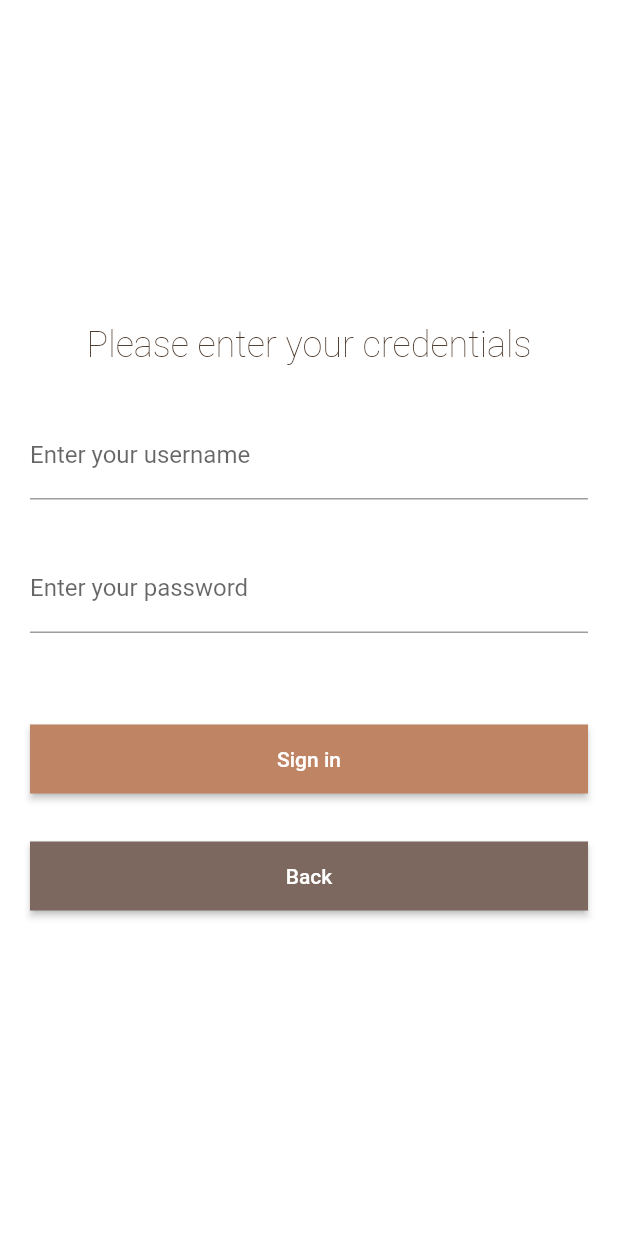
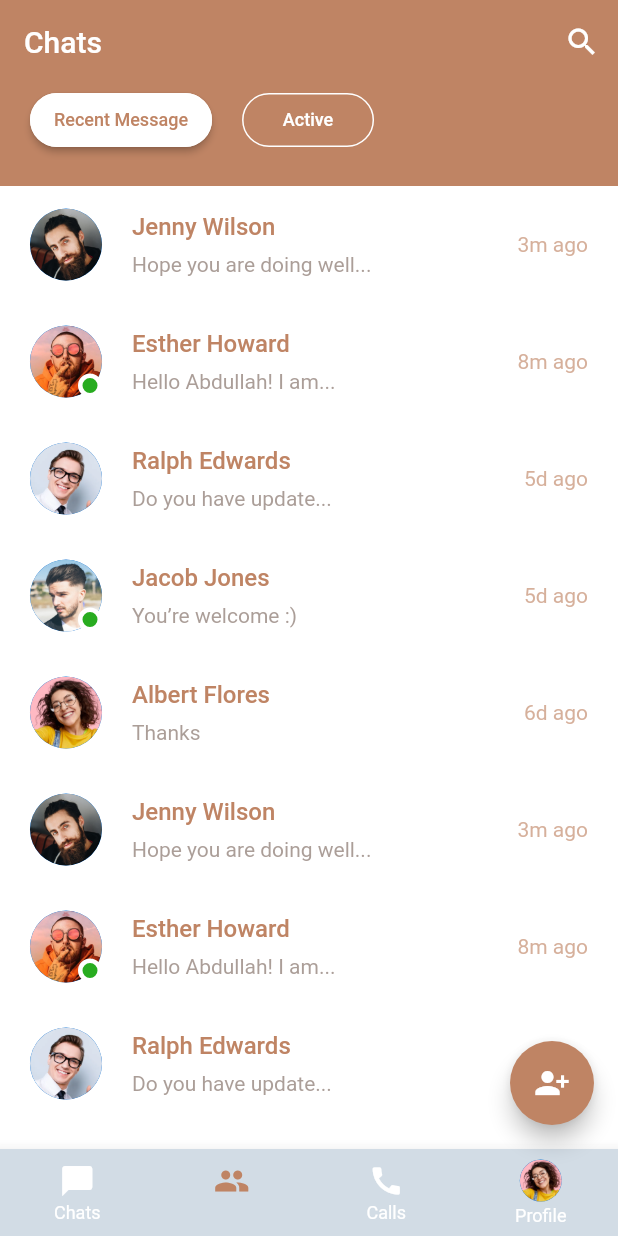
Before and after one commit to zahradjan/chat-application, a Flutter app: the SignInScreen screen opened directly, after a tap on "Sign in", on a phone screen of 412 x 824 dp. Run offline on Flutter 3.47's test engine with Material 2 defaults, Android fonts, the phone set to English and light mode, and no system bars; our stand-ins replace google_fonts; Roboto replaces fonts that are missing (Atkinson Hyperlegible).

Commit message:
chats screen done

```diff
--- /dev/null
+++ b/lib/components/chat_card.dart
@@ -0,0 +1,87 @@
+import 'package:Decentio/models/chat.dart';
+import 'package:flutter/material.dart';
+
+import '../../../constants.dart';
+
+class ChatCard extends StatelessWidget {
+  const ChatCard({
+    Key? key,
+    required this.chat,
+    required this.press,
+  }) : super(key: key);
+
+  final Chat chat;
+  final VoidCallback press;
+
+  @override
+  Widget build(BuildContext context) {
+    return InkWell(
+      onTap: press,
+      child: Padding(
+        padding: const EdgeInsets.symmetric(
+            horizontal: DefaultPadding, vertical: DefaultPadding * 0.75),
+        child: Row(
+          children: [
+            Stack(
+              children: [
+                CircleAvatar(
+                  radius: 24,
+                  backgroundImage: AssetImage(chat.image),
+                ),
+                if (chat.isActive)
+                  Positioned(
+                    right: 0,
+                    bottom: 0,
+                    child: Container(
+                      height: 16,
+                      width: 16,
+                      decoration: BoxDecoration(
+                        color: ActiveColor,
+                        shape: BoxShape.circle,
+                        border: Border.all(
+                            color: Theme.of(context).scaffoldBackgroundColor,
+                            width: 3),
+                      ),
+                    ),
+                  )
+              ],
+            ),
+            Expanded(
+              child: Padding(
+                padding: const EdgeInsets.symmetric(horizontal: DefaultPadding),
+                child: Column(
+                  crossAxisAlignment: CrossAxisAlignment.start,
+                  children: [
+                    Text(
+                      chat.name,
+                      style: TextStyle(
+                          fontSize: 16,
+                          fontWeight: FontWeight.w500,
+                          color: Theme.of(context).colorScheme.primary),
+                    ),
+                    SizedBox(height: 8),
+                    Opacity(
+                      opacity: 0.64,
+                      child: Text(chat.lastMessage,
+                          maxLines: 1,
+                          overflow: TextOverflow.ellipsis,
+                          style: TextStyle(
+                              color: Theme.of(context).colorScheme.secondary)),
+                    ),
+                  ],
+                ),
+              ),
+            ),
+            Opacity(
+              opacity: 0.64,
+              child: Text(
+                chat.time,
+                style: TextStyle(color: Theme.of(context).colorScheme.primary),
+              ),
+            ),
+          ],
+        ),
+      ),
+    );
+  }
+}
--- /dev/null
+++ b/lib/components/chats_screen_body.dart
@@ -0,0 +1,53 @@
+import 'package:Decentio/components/chat_card.dart';
+import 'package:Decentio/components/filled_outline_button.dart';
+import 'package:Decentio/constants.dart';
+import 'package:Decentio/messages/message_screen.dart';
+import 'package:Decentio/models/chat.dart';
+import 'package:flutter/material.dart';
+
+class ChatsScreenBody extends StatefulWidget {
+  const ChatsScreenBody({Key? key}) : super(key: key);
+
+  @override
+  State<ChatsScreenBody> createState() => _ChatsScreenBodyState();
+}
+
+class _ChatsScreenBodyState extends State<ChatsScreenBody> {
+  @override
+  Widget build(BuildContext context) {
+    return Column(
+      children: [
+        Container(
+          padding: EdgeInsets.fromLTRB(
+              DefaultPadding, 0, DefaultPadding, DefaultPadding),
+          color: PrimaryColor,
+          child: Row(
+            children: [
+              FillOutlineButton(press: () {}, text: "Recent Message"),
+              SizedBox(width: DefaultPadding),
+              FillOutlineButton(
+                press: () {},
+                text: "Active",
+                isFilled: false,
+              ),
+            ],
+          ),
+        ),
+        Expanded(
+          child: ListView.builder(
+            itemCount: chatsData.length,
+            itemBuilder: (context, index) => ChatCard(
+              chat: chatsData[index],
+              press: () => Navigator.push(
+                context,
+                MaterialPageRoute(
+                  builder: (context) => MessagesScreen(),
+                ),
+              ),
+            ),
+          ),
+        ),
+      ],
+    );
+  }
+}
--- /dev/null
+++ b/lib/components/filled_outline_button.dart
@@ -0,0 +1,36 @@
+import 'package:flutter/material.dart';
+
+import '../constants.dart';
+
+class FillOutlineButton extends StatelessWidget {
+  const FillOutlineButton({
+    Key? key,
+    this.isFilled = true,
+    required this.press,
+    required this.text,
+  }) : super(key: key);
+
+  final bool isFilled;
+  final VoidCallback press;
+  final String text;
+
+  @override
+  Widget build(BuildContext context) {
+    return MaterialButton(
+      shape: RoundedRectangleBorder(
+        borderRadius: BorderRadius.circular(30),
+        side: BorderSide(color: Colors.white),
+      ),
+      elevation: isFilled ? 2 : 0,
+      color: isFilled ? Colors.white : Colors.transparent,
+      onPressed: press,
+      child: Text(
+        text,
+        style: TextStyle(
+          color: isFilled ? PrimaryColor : Colors.white,
+          fontSize: 12,
+        ),
+      ),
+    );
+  }
+}
--- a/lib/constants.dart
+++ b/lib/constants.dart
@@ -5,6 +5,7 @@ const SecondaryColor = Color(0xFF7c685f);
 const ContentColorDarkTheme = Color(0xFF483b32);
 const ContentColorLightTheme = Color(0xFFd2dce5);
 const TextLightThemePrimaryColor = Color(0xFF483527);
+const ActiveColor = Color(0xFF28AC20);
 const WarningColor = Color(0xFFF3BB1C);
 const ErrorColor = Color(0xFFF03738);
 
--- /dev/null
+++ b/lib/messages/message_screen.dart
@@ -0,0 +1,52 @@
+import 'package:Decentio/components/chats_screen_body.dart';
+import 'package:Decentio/constants.dart';
+import 'package:flutter/material.dart';
+
+class MessagesScreen extends StatelessWidget {
+  @override
+  Widget build(BuildContext context) {
+    return Scaffold(
+      appBar: buildAppBar(),
+      body: ChatsScreenBody(),
+    );
+  }
+
+  AppBar buildAppBar() {
+    return AppBar(
+      automaticallyImplyLeading: false,
+      title: Row(
+        children: [
+          BackButton(),
+          CircleAvatar(
+            backgroundImage: AssetImage("assets/images/user_2.png"),
+          ),
+          SizedBox(width: DefaultPadding * 0.75),
+          Column(
+            crossAxisAlignment: CrossAxisAlignment.start,
+            children: [
+              Text(
+                "Kristin Watson",
+                style: TextStyle(fontSize: 16),
+              ),
+              Text(
+                "Active 3m ago",
+                style: TextStyle(fontSize: 12),
+              )
+            ],
+          )
+        ],
+      ),
+      actions: [
+        IconButton(
+          icon: Icon(Icons.local_phone),
+          onPressed: () {},
+        ),
+        IconButton(
+          icon: Icon(Icons.videocam),
+          onPressed: () {},
+        ),
+        SizedBox(width: DefaultPadding / 2),
+      ],
+    );
+  }
+}
--- /dev/null
+++ b/lib/models/chat.dart
@@ -0,0 +1,71 @@
+class Chat {
+  final String name, lastMessage, image, time;
+  final bool isActive;
+
+  Chat({
+    this.name = '',
+    this.lastMessage = '',
+    this.image = '',
+    this.time = '',
+    this.isActive = false,
+  });
+}
+
+List chatsData = [
+  Chat(
+    name: "Jenny Wilson",
+    lastMessage: "Hope you are doing well...",
+    image: "assets/images/user.png",
+    time: "3m ago",
+    isActive: false,
+  ),
+  Chat(
+    name: "Esther Howard",
+    lastMessage: "Hello Abdullah! I am...",
+    image: "assets/images/user_2.png",
+    time: "8m ago",
+    isActive: true,
+  ),
+  Chat(
+    name: "Ralph Edwards",
+    lastMessage: "Do you have update...",
+    image: "assets/images/user_3.png",
+    time: "5d ago",
+    isActive: false,
+  ),
+  Chat(
+    name: "Jacob Jones",
+    lastMessage: "You’re welcome :)",
+    image: "assets/images/user_4.png",
+    time: "5d ago",
+    isActive: true,
+  ),
+  Chat(
+    name: "Albert Flores",
+    lastMessage: "Thanks",
+    image: "assets/images/user_5.png",
+    time: "6d ago",
+    isActive: false,
+  ),
+  Chat(
+    name: "Jenny Wilson",
+    lastMessage: "Hope you are doing well...",
+    image: "assets/images/user.png",
+    time: "3m ago",
+    isActive: false,
+  ),
+  Chat(
+    name: "Esther Howard",
+    lastMessage: "Hello Abdullah! I am...",
+    image: "assets/images/user_2.png",
+    time: "8m ago",
+    isActive: true,
+  ),
+  Chat(
+    name: "Ralph Edwards",
+    lastMessage: "Do you have update...",
+    image: "assets/images/user_3.png",
+    time: "5d ago",
+    isActive: false,
+  ),
+];
--- a/lib/screens/chats_screen.dart
+++ b/lib/screens/chats_screen.dart
@@ -1,3 +1,5 @@
+import 'package:Decentio/components/chats_screen_body.dart';
+import 'package:Decentio/constants.dart';
 import 'package:flutter/material.dart';
 
 class ChatsScreen extends StatefulWidget {
@@ -8,8 +10,58 @@ class ChatsScreen extends StatefulWidget {
 }
 
 class _ChatsScreenState extends State<ChatsScreen> {
+  int _selectedIndex = 1;
   @override
   Widget build(BuildContext context) {
-    return Container();
+    return Scaffold(
+      appBar: buildAppBar(),
+      body: ChatsScreenBody(),
+      floatingActionButton: FloatingActionButton(
+        onPressed: () {},
+        backgroundColor: PrimaryColor,
+        child: Icon(
+          Icons.person_add_alt_1,
+          color: Colors.white,
+        ),
+      ),
+      bottomNavigationBar: buildBottomNavigationBar(),
+    );
+  }
+
+  BottomNavigationBar buildBottomNavigationBar() {
+    return BottomNavigationBar(
+      type: BottomNavigationBarType.fixed,
+      currentIndex: _selectedIndex,
+      onTap: (value) {
+        setState(() {
+          _selectedIndex = value;
+        });
+      },
+      items: [
+        BottomNavigationBarItem(icon: Icon(Icons.messenger), label: "Chats"),
+        BottomNavigationBarItem(icon: Icon(Icons.people), label: "People"),
+        BottomNavigationBarItem(icon: Icon(Icons.call), label: "Calls"),
+        BottomNavigationBarItem(
+          icon: CircleAvatar(
+            radius: 14,
+            backgroundImage: AssetImage("assets/images/user_5.png"),
+          ),
+          label: "Profile",
+        ),
+      ],
+    );
+  }
+
+  AppBar buildAppBar() {
+    return AppBar(
+      automaticallyImplyLeading: false,
+      title: Text("Chats"),
+      actions: [
+        IconButton(
+          icon: Icon(Icons.search),
+          onPressed: () {},
+        ),
+      ],
+    );
   }
 }
--- a/lib/screens/sign_in_screen.dart
+++ b/lib/screens/sign_in_screen.dart
@@ -1,5 +1,6 @@
 import 'package:Decentio/components/primary_button.dart';
 import 'package:Decentio/constants.dart';
+import 'package:Decentio/screens/chats_screen.dart';
 import 'package:Decentio/screens/welcome_screen.dart';
 import 'package:flutter/material.dart';
 
@@ -43,9 +44,15 @@ class _SignInScreenState extends State<SignInScreen> {
                 ),
                 SizedBox(height: DefaultPadding * 3),
                 PrimaryButton(
-                    text: "Sign in",
-                    color: Theme.of(context).colorScheme.primary,
-                    press: () {}),
+                  text: "Sign in",
+                  color: Theme.of(context).colorScheme.primary,
+                  press: () => Navigator.push(
+                    context,
+                    MaterialPageRoute(
+                      builder: (context) => ChatsScreen(),
+                    ),
+                  ),
+                ),
                 SizedBox(height: DefaultPadding * 1.5),
                 PrimaryButton(
                   text: "Back",
--- a/lib/theme.dart
+++ b/lib/theme.dart
@@ -18,9 +18,9 @@ ThemeData lightThemeData(BuildContext context) {
     colorScheme: ColorScheme.light(
         primary: PrimaryColor, secondary: SecondaryColor, error: ErrorColor),
     bottomNavigationBarTheme: BottomNavigationBarThemeData(
-      backgroundColor: Colors.white,
+      backgroundColor: ContentColorLightTheme,
       selectedItemColor: ContentColorLightTheme.withOpacity(0.8),
-      unselectedItemColor: ContentColorLightTheme.withOpacity(0.33),
+      unselectedItemColor: Colors.white,
       selectedIconTheme: IconThemeData(color: PrimaryColor),
       showUnselectedLabels: true,
     ),
--- a/pubspec.yaml
+++ b/pubspec.yaml
@@ -56,6 +56,7 @@ flutter:
   # To add assets to your application, add an assets section, like this:
   assets:
     - assets/icons/
+    - assets/images/
 
   # An image asset can refer to one or more resolution-specific "variants", see
   # https://flutter.dev/assets-and-images/#resolution-aware.
```
Also changed, not shown: assets/images/user.png (added), assets/images/user_2.png (added), assets/images/user_3.png (added), assets/images/user_4.png (added), assets/images/user_5.png (added).
